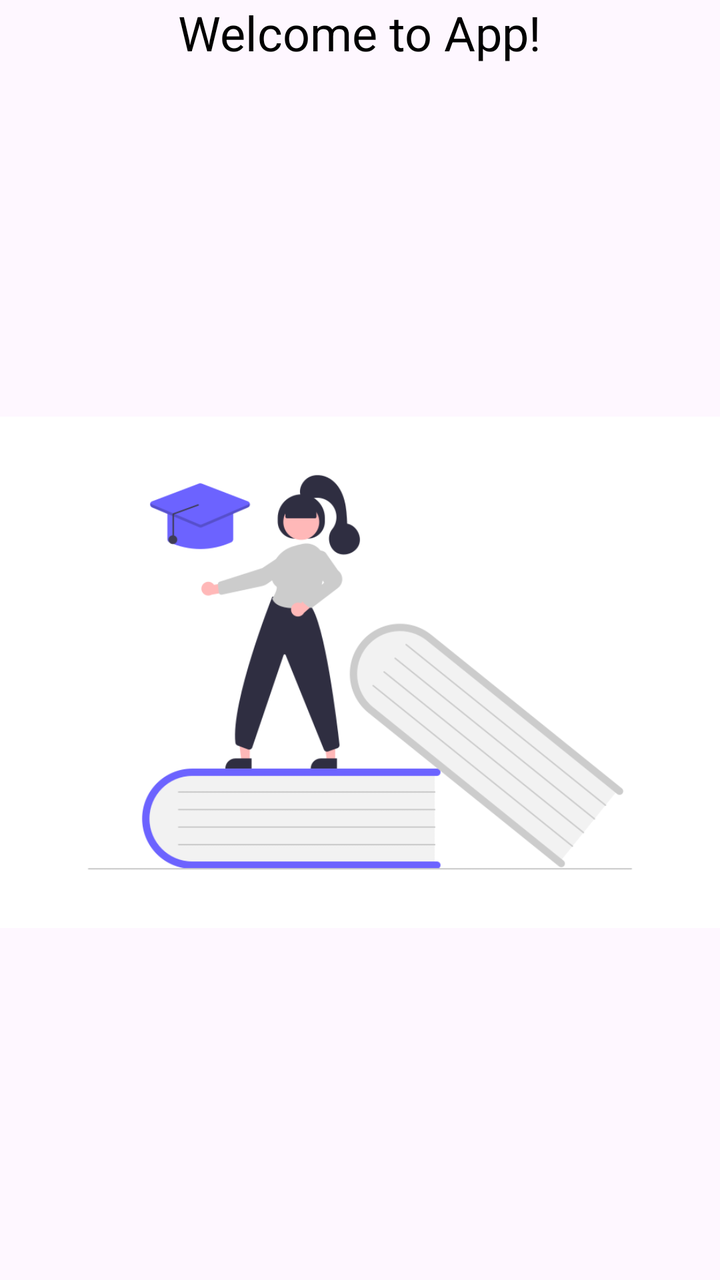
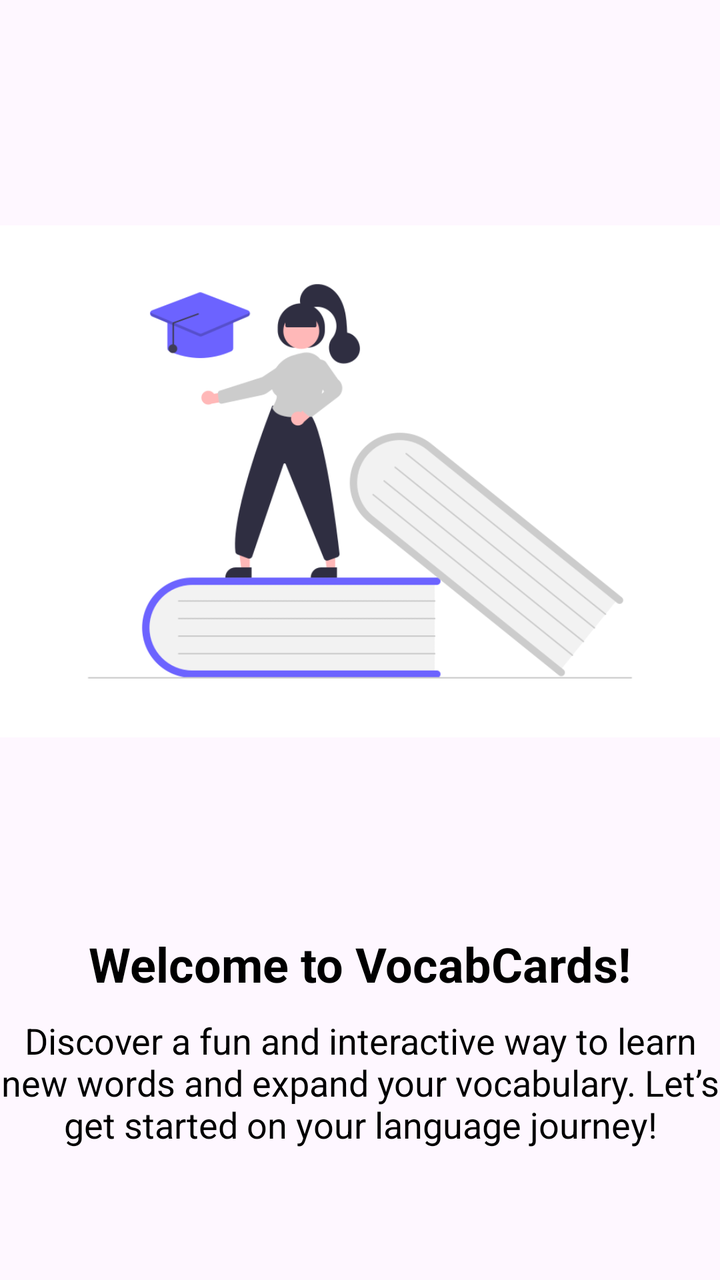

An Android layout rendered at two revisions. The XML below is the earlier revision; the diff shows what the commit changed to produce the second picture.
<!-- AndroidManifest.xml: application theme Theme.VocabCards -->
<!-- res/layout/fragment_onboarding1.xml -->
<?xml version="1.0" encoding="utf-8"?>
<LinearLayout
    xmlns:android="http://schemas.android.com/apk/res/android"
    android:layout_width="match_parent"
    android:layout_height="match_parent"
    android:orientation="vertical"
    android:gravity="center">

    <TextView
        android:layout_width="wrap_content"
        android:layout_height="wrap_content"
        android:text="Welcome to App!"
        android:textSize="24sp"
        android:textColor="@android:color/black"/>

    <ImageView
        android:layout_width="wrap_content"
        android:layout_height="wrap_content"
        android:src="@drawable/onboardingimage1"/>

</LinearLayout>
<!-- resources referenced by this layout -->
<resources>
  <!-- drawable onboardingimage1: png bitmap (drawable, 32081 bytes) -->
  <style name="Theme.VocabCards" parent="Base.Theme.VocabCards" />
  <style name="Base.Theme.VocabCards" parent="Theme.Material3.DayNight.NoActionBar">
          
          
      </style>
</resources>

<!-- the commit's change to res/layout/fragment_onboarding1.xml (unified diff, before → after) -->
@@ -6,16 +6,29 @@
     android:orientation="vertical"
     android:gravity="center">
 
+
+    <ImageView
+        android:layout_width="wrap_content"
+        android:layout_height="350dp"
+        android:src="@drawable/onboardingimage1"
+        android:layout_marginBottom="50dp"/>
+
     <TextView
         android:layout_width="wrap_content"
         android:layout_height="wrap_content"
-        android:text="Welcome to App!"
+        android:text="@string/welcome_to_vocabcards"
+        android:textStyle="bold"
         android:textSize="24sp"
+        android:paddingBottom="10dp"
         android:textColor="@android:color/black"/>
-
-    <ImageView
+    <TextView
         android:layout_width="wrap_content"
         android:layout_height="wrap_content"
-        android:src="@drawable/onboardingimage1"/>
+        android:text="@string/discover_a_fun_and_interactive_way_to_learn_new_words_and_expand_your_vocabulary_let_s_get_started_on_your_language_journey"
+        android:textSize="18sp"
+        android:gravity="center"
+        android:textColor="@android:color/black"
+        />
+
 
 </LinearLayout>
<!-- resource entries referenced after the edit -->
@@ -1,6 +1,8 @@
 <!-- resources referenced by this layout -->
 <resources>
   <!-- drawable onboardingimage1: png bitmap (drawable, 32081 bytes) -->
+  <string name="discover_a_fun_and_interactive_way_to_learn_new_words_and_expand_your_vocabulary_let_s_get_started_on_your_language_journey">Discover a fun and interactive way to learn new words and expand your vocabulary. Let’s get started on your language journey!</string>
+  <string name="welcome_to_vocabcards">Welcome to VocabCards!</string>
   <style name="Theme.VocabCards" parent="Base.Theme.VocabCards" />
   <style name="Base.Theme.VocabCards" parent="Theme.Material3.DayNight.NoActionBar">
           
